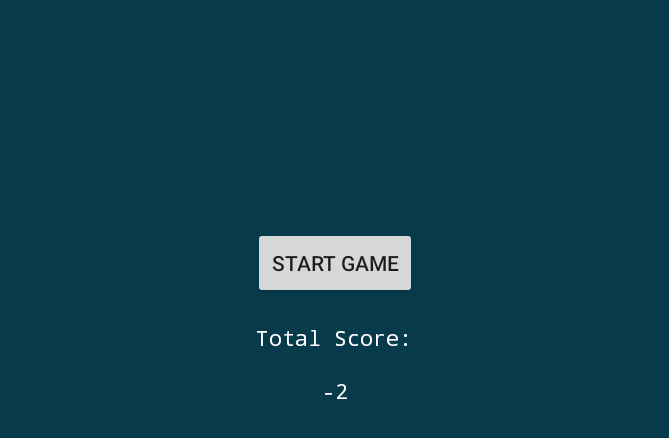
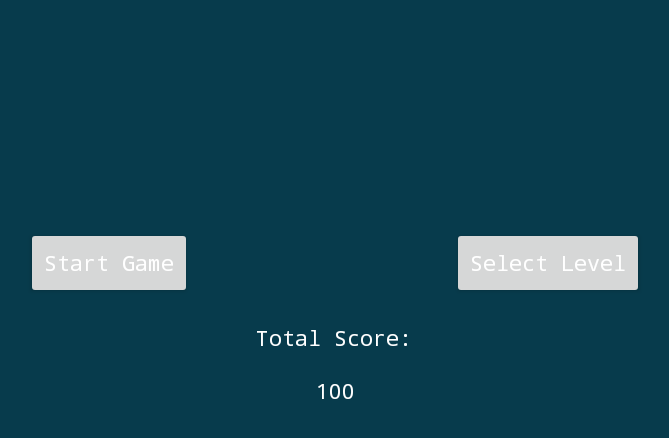
Before and after one commit to UP776193/FinalYearProject, an Android app: the screen it shows after launch (HomepageActivity), on a phone screen of 824 x 412 dp (held sideways). Shown: the top 438 px of the screen, without its empty margins (283-952 px from the left). Run offline under Robolectric (Android 15) with nearby library versions, the phone set to English and light mode, and no system bars.

Commit message:
Added Level Select Screen

```diff
--- a/ProjectApplication/app/src/main/java/com/example/FinalYearProject/HomepageActivity.java
+++ b/ProjectApplication/app/src/main/java/com/example/FinalYearProject/HomepageActivity.java
@@ -23,12 +23,19 @@ public class HomepageActivity extends AppCompatActivity {
         scores = ar.getScoreList();
         int t = totalScore();
         TextView tvTotalScore = findViewById(R.id.tvTotalScore);
-        tvTotalScore.setText(String.valueOf(t));
+        //tvTotalScore.setText(String.valueOf(t));
+        tvTotalScore.setText("100");
     }
 
     public void startGame(View view){
         Intent intent = new Intent(this, ProblemActivity.class);
         intent.putExtra("problemID",0);
+        startActivity(intent);
+        finish();
+    }
+
+    public void LevelSelect(View view) {
+        Intent intent = new Intent(this, LevelSelect.class);
         startActivity(intent);
         finish();
     }
--- a/ProjectApplication/app/src/main/res/layout/activity_homepage.xml
+++ b/ProjectApplication/app/src/main/res/layout/activity_homepage.xml
@@ -11,10 +11,13 @@
         android:id="@+id/btnStart"
         android:layout_width="wrap_content"
         android:layout_height="wrap_content"
+        android:layout_marginStart="32dp"
+        android:layout_marginLeft="32dp"
         android:onClick="startGame"
         android:text="Start Game"
+        android:textAppearance="@style/problemText"
         app:layout_constraintBottom_toBottomOf="parent"
-        app:layout_constraintEnd_toEndOf="parent"
+        app:layout_constraintEnd_toStartOf="@id/btnLevelSelect"
         app:layout_constraintStart_toStartOf="parent"
         app:layout_constraintTop_toTopOf="parent"
         app:layout_constraintVertical_bias="0.415" />
@@ -42,4 +45,19 @@
         app:layout_constraintStart_toStartOf="parent"
         app:layout_constraintTop_toBottomOf="@+id/lblTotalScore" />
 
+    <Button
+        android:id="@+id/btnLevelSelect"
+        android:layout_width="wrap_content"
+        android:layout_height="wrap_content"
+        android:layout_marginEnd="32dp"
+        android:layout_marginRight="32dp"
+        android:onClick="LevelSelect"
+        android:text="Select Level"
+        android:textAppearance="@style/problemText"
+        app:layout_constraintBottom_toBottomOf="parent"
+        app:layout_constraintEnd_toEndOf="parent"
+        app:layout_constraintStart_toEndOf="@+id/btnStart"
+        app:layout_constraintTop_toTopOf="parent"
+        app:layout_constraintVertical_bias="0.415" />
+
 </androidx.constraintlayout.widget.ConstraintLayout>
```
Also changed, not shown: ProjectApplication/app/src/main/AndroidManifest.xml (+7 -5 lines), ProjectApplication/app/src/main/java/com/example/FinalYearProject/LevelSelect.java (added, +64 -0 lines), ProjectApplication/app/src/main/res/layout/activity_level_select.xml (added, +40 -0 lines).
